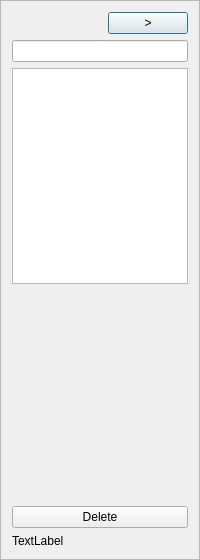
The window that SourceCode/Revelation/RevelationRightSidebar.ui (rhzxg/Revelation) describes before a commit, drawn with Qt 5.
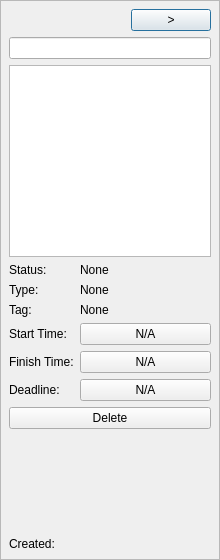
The same window after the commit.

The edit to the form file:
```diff
--- a/SourceCode/Revelation/RevelationRightSidebar.ui
+++ b/SourceCode/Revelation/RevelationRightSidebar.ui
@@ -6,7 +6,7 @@
    <rect>
     <x>0</x>
     <y>0</y>
-    <width>200</width>
+    <width>220</width>
     <height>560</height>
    </rect>
   </property>
@@ -34,7 +34,19 @@
      <property name="frameShadow">
       <enum>QFrame::Raised</enum>
      </property>
-     <layout class="QGridLayout" name="gridLayout">
+     <layout class="QGridLayout" name="gridLayout_4">
+      <property name="leftMargin">
+       <number>8</number>
+      </property>
+      <property name="topMargin">
+       <number>8</number>
+      </property>
+      <property name="rightMargin">
+       <number>8</number>
+      </property>
+      <property name="bottomMargin">
+       <number>8</number>
+      </property>
       <item row="0" column="2">
        <widget class="QPushButton" name="btnHide">
         <property name="text">
@@ -60,7 +72,105 @@
          <item row="0" column="0">
           <widget class="QLineEdit" name="editTitle"/>
          </item>
+         <item row="1" column="0">
+          <widget class="QTextEdit" name="editDesc"/>
+         </item>
          <item row="2" column="0">
+          <layout class="QGridLayout" name="gridLayout" columnstretch="0,1">
+           <item row="0" column="0">
+            <widget class="QLabel" name="label_2">
+             <property name="text">
+              <string>Status:</string>
+             </property>
+            </widget>
+           </item>
+           <item row="0" column="1">
+            <widget class="QLabel" name="labelStatus">
+             <property name="text">
+              <string>None</string>
+             </property>
+            </widget>
+           </item>
+           <item row="1" column="0">
+            <widget class="QLabel" name="label">
+             <property name="text">
+              <string>Type:</string>
+             </property>
+            </widget>
+           </item>
+           <item row="1" column="1">
+            <widget class="QLabel" name="labelType">
+             <property name="text">
+              <string>None</string>
+             </property>
+            </widget>
+           </item>
+           <item row="2" column="0">
+            <widget class="QLabel" name="label_3">
+             <property name="text">
+              <string>Tag:</string>
+             </property>
+            </widget>
+           </item>
+           <item row="2" column="1">
+            <widget class="QLabel" name="labelTag">
+             <property name="text">
+              <string>None</string>
+             </property>
+            </widget>
+           </item>
+           <item row="3" column="0">
+            <widget class="QLabel" name="label_4">
+             <property name="text">
+              <string>Start Time:</string>
+             </property>
+            </widget>
+           </item>
+           <item row="4" column="0">
+            <widget class="QLabel" name="label_5">
+             <property name="text">
+              <string>Finish Time:</string>
+             </property>
+            </widget>
+           </item>
+           <item row="5" column="0">
+            <widget class="QLabel" name="label_6">
+             <property name="text">
+              <string>Deadline:</string>
+             </property>
+            </widget>
+           </item>
+           <item row="3" column="1">
+            <widget class="QPushButton" name="btnSlectStartTime">
+             <property name="text">
+              <string>N/A</string>
+             </property>
+            </widget>
+           </item>
+           <item row="4" column="1">
+            <widget class="QPushButton" name="btnSlectFinishTime">
+             <property name="text">
+              <string>N/A</string>
+             </property>
+            </widget>
+           </item>
+           <item row="5" column="1">
+            <widget class="QPushButton" name="btnSlectDeadline">
+             <property name="text">
+              <string>N/A</string>
+             </property>
+            </widget>
+           </item>
+          </layout>
+         </item>
+         <item row="3" column="0">
+          <widget class="QPushButton" name="btnDelete">
+           <property name="text">
+            <string>Delete</string>
+           </property>
+          </widget>
+         </item>
+         <item row="4" column="0">
           <spacer name="verticalSpacer">
            <property name="orientation">
             <enum>Qt::Vertical</enum>
@@ -68,31 +178,14 @@
            <property name="sizeHint" stdset="0">
             <size>
              <width>20</width>
-             <height>40</height>
+             <height>83</height>
             </size>
            </property>
           </spacer>
          </item>
-         <item row="1" column="0">
-          <widget class="QTextEdit" name="editDesc"/>
-         </item>
-         <item row="3" column="0">
-          <widget class="QPushButton" name="btnDelete">
-           <property name="text">
-            <string>Delete</string>
-           </property>
-          </widget>
-         </item>
         </layout>
        </widget>
       </item>
-      <item row="2" column="0">
-       <widget class="QLabel" name="labelCreateTime">
-        <property name="text">
-         <string>TextLabel</string>
-        </property>
-       </widget>
-      </item>
       <item row="0" column="0" colspan="2">
        <spacer name="horizontalSpacer">
         <property name="orientation">
@@ -106,6 +199,13 @@
         </property>
        </spacer>
       </item>
+      <item row="2" column="0" colspan="3">
+       <widget class="QLabel" name="labelCreateTime">
+        <property name="text">
+         <string>Created:</string>
+        </property>
+       </widget>
+      </item>
      </layout>
     </widget>
    </item>
```
